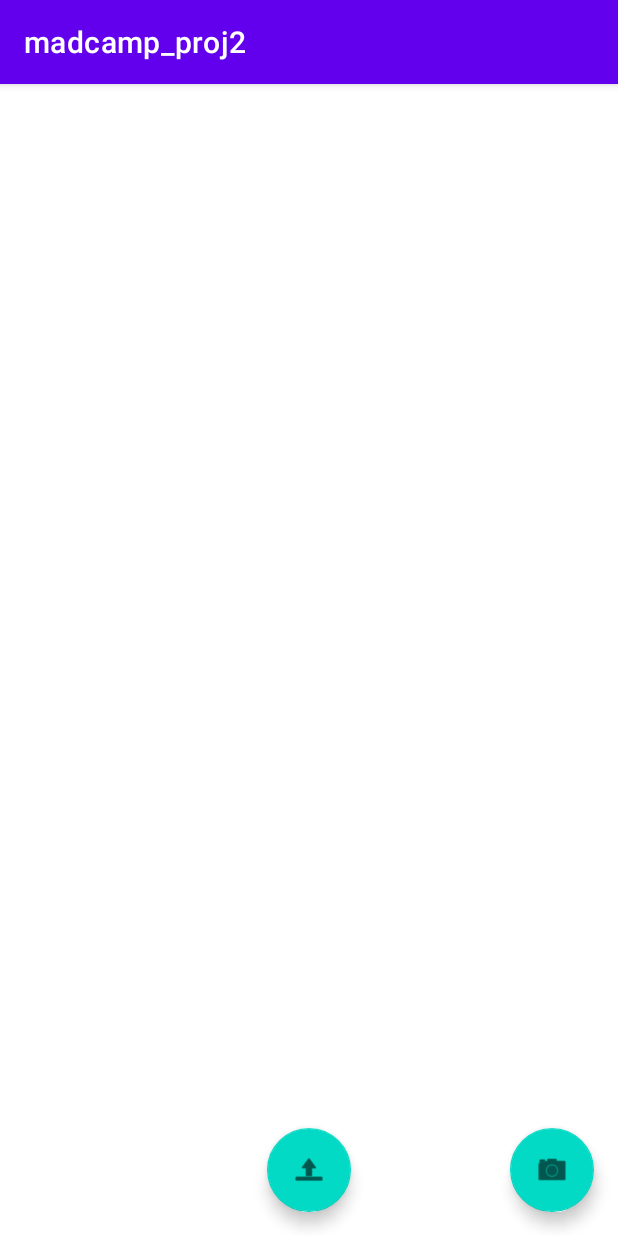
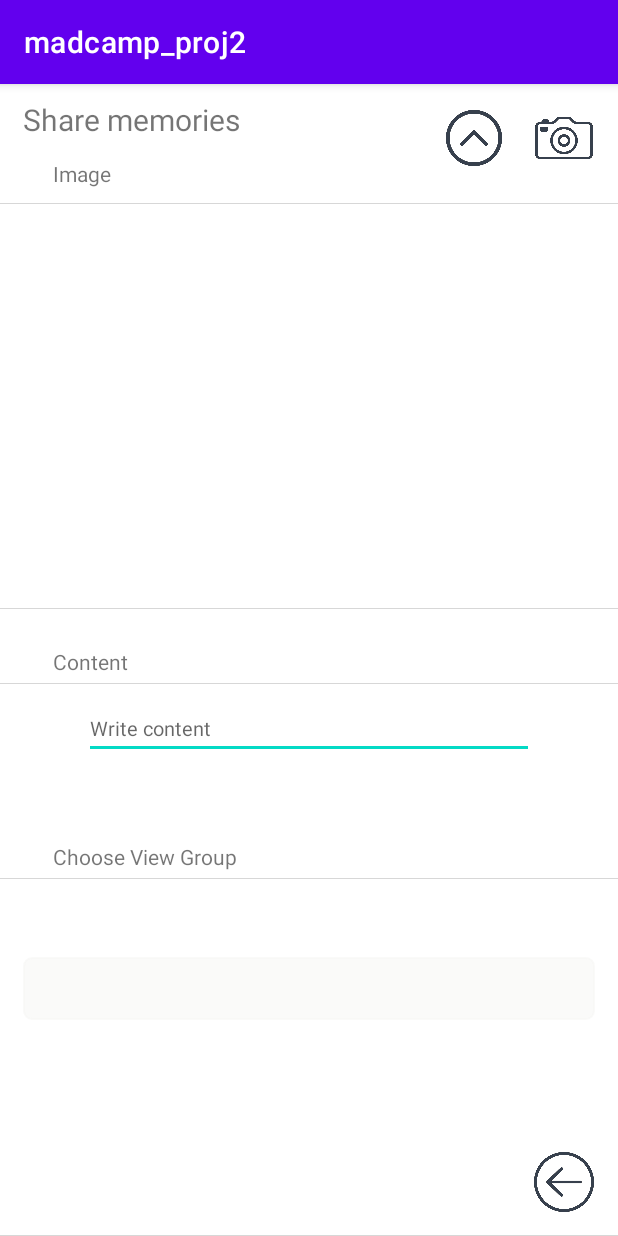
Before and after one commit to kimec824/ForDong_client, an Android app: the ImageActivity screen opened directly, with no data from a screen before it, on a phone screen of 412 x 824 dp. Run offline under Robolectric (Android 15) with nearby library versions, the phone set to English and light mode, and no system bars.

Commit message:
use_gridview_PAGE2

```diff
--- a/app/src/main/java/com/example/madcamp_proj2/ImageActivity.java
+++ b/app/src/main/java/com/example/madcamp_proj2/ImageActivity.java
@@ -20,6 +20,7 @@ import android.os.Parcelable;
 import android.provider.MediaStore;
 import android.util.Log;
 import android.view.View;
+import android.widget.ImageButton;
 import android.widget.ImageView;
 import android.widget.TextView;
 import android.widget.Toast;
@@ -58,7 +59,7 @@ public class ImageActivity extends AppCompatActivity implements View.OnClickList
     private ArrayList<String> permissions = new ArrayList<>();
     private final static int ALL_PERMISSIONS_RESULT = 107;
     private final static int IMAGE_RESULT = 200;
-    FloatingActionButton fabCamera, fabUpload;
+    ImageButton fabCamera, fabUpload, back;
     Bitmap mBitmap;
     TextView textView;
 
@@ -67,11 +68,13 @@ public class ImageActivity extends AppCompatActivity implements View.OnClickList
         super.onCreate(savedInstanceState);
         setContentView(R.layout.imageactivity);
 
-        fabCamera = findViewById(R.id.fab);
-        fabUpload = findViewById(R.id.fabUpload);
+        fabCamera = findViewById(R.id.camera);
+        fabUpload = findViewById(R.id.upload);
         textView = findViewById(R.id.textView);
+        back = findViewById(R.id.backbutton);
         fabCamera.setOnClickListener(this);
         fabUpload.setOnClickListener(this);
+        back.setOnClickListener(this);
         /**
         fabCamera.setOnClickListener(new View.OnClickListener(){
             @Override
@@ -355,17 +358,20 @@ public class ImageActivity extends AppCompatActivity implements View.OnClickList
     @Override
     public void onClick(View view) {
         switch (view.getId()) {
-            case R.id.fab:
+            case R.id.camera:
                 startActivityForResult(getPickImageChooserIntent(), IMAGE_RESULT);
                 break;
 
-            case R.id.fabUpload:
+            case R.id.upload:
                 if (mBitmap != null)
                     multipartImageUpload();
                 else {
                     Toast.makeText(getApplicationContext(), "Bitmap is null. Try again", Toast.LENGTH_SHORT).show();
                 }
                 break;
+            case R.id.backbutton:
+                finish();
+                break;
         }
     }
 
--- /dev/null
+++ b/app/src/main/res/drawable/spinner_background.xml
@@ -0,0 +1,16 @@
+<?xml version="1.0" encoding="utf-8"?>
+<shape xmlns:android="http://schemas.android.com/apk/res/android"
+    android:shape="rectangle">
+
+    <corners android:radius="5dp" />
+
+    <!-- #f5f5f5" 색으로 채움 -->
+    <solid
+        android:color="#FBFAFA"/>
+
+    <!-- 1dp 크기의 #000000 색 테두리 -->
+    <stroke
+        android:width="1dp"
+        android:color="#000000"/>
+
+</shape>
--- a/app/src/main/res/layout/imageactivity.xml
+++ b/app/src/main/res/layout/imageactivity.xml
@@ -1,55 +1,152 @@
 <?xml version="1.0" encoding="utf-8"?>
-<androidx.coordinatorlayout.widget.CoordinatorLayout xmlns:android="http://schemas.android.com/apk/res/android"
+<FrameLayout
+    xmlns:android="http://schemas.android.com/apk/res/android"
     xmlns:app="http://schemas.android.com/apk/res-auto"
     xmlns:tools="http://schemas.android.com/tools"
     android:layout_width="match_parent"
-    android:layout_height="match_parent"
-    android:fitsSystemWindows="true">
+    android:layout_height="match_parent">
 
 
-    <RelativeLayout
+    <TextView
+        android:layout_width="match_parent"
+        android:layout_height="50dp"
+        android:paddingTop="10dp"
+        android:paddingLeft="15dp"
+        android:layout_gravity="top|start"
+        android:textSize="20dp"
+        android:text="Share memories" />
+
+    <LinearLayout
         android:id="@+id/content_main"
         android:layout_width="match_parent"
-        android:layout_height="match_parent"
-        android:padding="16dp"
-        app:layout_behavior="@string/appbar_scrolling_view_behavior">
+        android:layout_height="300dp"
+        android:layout_marginTop="050dp"
+        app:layout_behavior="@string/appbar_scrolling_view_behavior"
+        android:background="@drawable/border"
+        android:orientation="vertical">
 
+        <TextView
+            android:id="@+id/textView10"
+            android:layout_width="match_parent"
+            android:layout_height="30dp"
+            android:paddingLeft="35dp"
+            android:text="Image"
+            android:textSize="14dp"
+            android:background="@drawable/border"/>
 
         <TextView
             android:id="@+id/textView"
+            android:layout_width="60dp"
+            android:layout_height="10dp"
             android:layout_centerHorizontal="true"
-            android:textAppearance="@style/TextAppearance.AppCompat.Display1"
-            android:layout_width="wrap_content"
-            android:layout_height="wrap_content" />
+            android:textAppearance="@style/TextAppearance.AppCompat.Display1" />
 
 
         <ImageView
             android:id="@+id/imageView"
             android:layout_width="250dp"
             android:layout_height="250dp"
-            android:layout_centerInParent="true"
+            android:layout_gravity="center"
             android:adjustViewBounds="true"
             android:scaleType="centerCrop" />
+    </LinearLayout>
 
-    </RelativeLayout>
+    <LinearLayout
+        android:id="@+id/content_text"
+        android:layout_width="match_parent"
+        android:layout_height="match_parent"
+        android:layout_marginTop="370dp"
+        app:layout_behavior="@string/appbar_scrolling_view_behavior"
+        android:background="@drawable/border"
+        android:orientation="vertical">
+
+        <TextView
+            android:id="@+id/content"
+            android:layout_width="match_parent"
+            android:layout_height="30dp"
+            android:paddingLeft="35dp"
+            android:gravity="center_vertical"
+            android:text="Content"
+            android:textSize="14dp"
+            android:background="@drawable/border"/>
+
+        <EditText
+            android:id="@+id/editView"
+            android:layout_width="300dp"
+            android:layout_height="40dp"
+            android:hint="Write content"
+            android:layout_gravity="center"
+            android:textSize="13sp"
+            android:layout_marginTop="10dp"
+            android:layout_centerHorizontal="true"
+            android:textAppearance="@style/TextAppearance.AppCompat.Display1" />
+
+    </LinearLayout>
+
+    <LinearLayout
+        android:id="@+id/choose_text"
+        android:layout_width="match_parent"
+        android:layout_height="match_parent"
+        android:layout_marginTop="500dp"
+        app:layout_behavior="@string/appbar_scrolling_view_behavior"
+        android:background="@drawable/border"
+        android:orientation="vertical">
+
+        <TextView
+            android:id="@+id/choose"
+            android:layout_width="match_parent"
+            android:layout_height="30dp"
+            android:paddingLeft="35dp"
+            android:gravity="center_vertical"
+            android:text="Choose View Group"
+            android:textSize="14dp"
+            android:background="@drawable/border"/>
+
+        <Spinner
+            android:id="@+id/spinner1"
+            android:layout_width="match_parent"
+            android:layout_height="42dp"
+            android:layout_gravity="center_horizontal|top|left"
+            android:layout_marginLeft="15dp"
+            android:layout_marginRight="15dp"
+            android:layout_marginBottom="20dp"
+            android:layout_marginTop="52dp"
+            android:background="@drawable/spinner_background"
+            android:backgroundTint="#7EF4F4F2"
+            android:spinnerMode="dropdown" />
+
+    </LinearLayout>
 
 
-    <com.google.android.material.floatingactionbutton.FloatingActionButton
-        android:id="@+id/fab"
-        android:layout_width="wrap_content"
-        android:layout_height="wrap_content"
-        android:layout_gravity="bottom|end"
+    <ImageButton
+        android:id="@+id/camera"
+        android:layout_width="40dp"
+        android:layout_height="40dp"
+        android:layout_gravity="top|end"
+        android:gravity="center"
         android:layout_margin="16dp"
-        app:srcCompat="@android:drawable/ic_menu_camera" />
+        android:background="@drawable/camera" />
 
 
-    <com.google.android.material.floatingactionbutton.FloatingActionButton
-        android:id="@+id/fabUpload"
-        android:layout_width="wrap_content"
-        android:layout_height="wrap_content"
-        android:layout_gravity="bottom|center_horizontal"
-        android:layout_margin="16dp"
-        app:srcCompat="@android:drawable/ic_menu_upload" />
+    <ImageButton
+        android:id="@+id/upload"
+        android:layout_width="40dp"
+        android:layout_height="40dp"
+        android:layout_gravity="top|end"
+        android:gravity="center"
+        android:layout_marginTop="16dp"
+        android:layout_marginRight="76dp"
+        android:background="@drawable/upload" />
+
+    <ImageButton
+        android:id="@+id/backbutton"
+        android:layout_width="40dp"
+        android:layout_height="40dp"
+        android:layout_gravity="bottom|end"
+        android:gravity="center"
+        android:layout_marginBottom="16dp"
+        android:layout_marginRight="16dp"
+        android:background="@drawable/backbutton" />
 
 
-</androidx.coordinatorlayout.widget.CoordinatorLayout>
+</FrameLayout>
```
Also changed, not shown: app/src/main/java/com/example/madcamp_proj2/FeedItem.java (+11 -0 lines), app/src/main/java/com/example/madcamp_proj2/Fragment2.java (+80 -21 lines), app/src/main/java/com/example/madcamp_proj2/ImageLoadTask.java (+7 -7 lines), app/src/main/java/com/example/madcamp_proj2/PhotoGridAdapter.java (added, +70 -0 lines), app/src/main/java/com/example/madcamp_proj2/PhotoGridItem.java (added, +25 -0 lines), app/src/main/java/com/example/madcamp_proj2/RecyclerViewAdapter.java (+6 -4 lines), app/src/main/res/layout/fragment2.xml (+30 -6 lines), app/src/main/res/layout/photogroup.xml (added, +38 -0 lines), app/src/main/res/layout/spinner_dropdown_item.xml (added, +9 -0 lines), app/src/main/res/layout/spinner_item.xml (added, +10 -0 lines), app/src/main/res/drawable-v24/backbutton.png (added), app/src/main/res/drawable-v24/camera.png (added), app/src/main/res/drawable-v24/upload.png (added), app/src/main/res/drawable-v24/uploadbutton.png (added).
